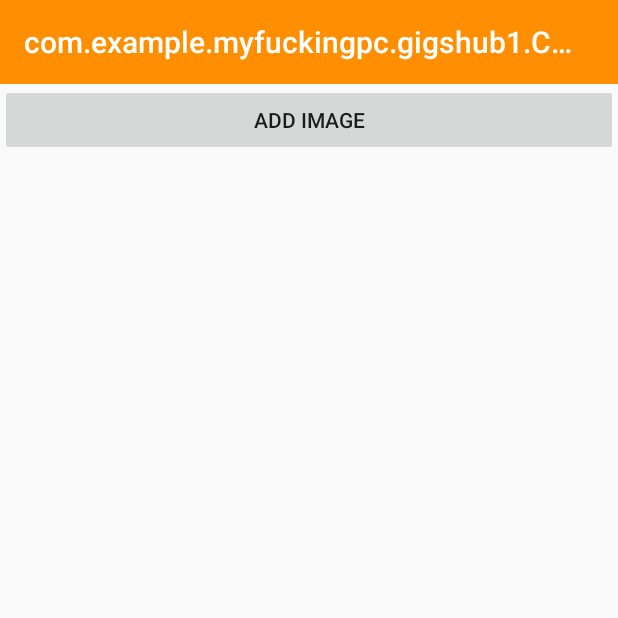
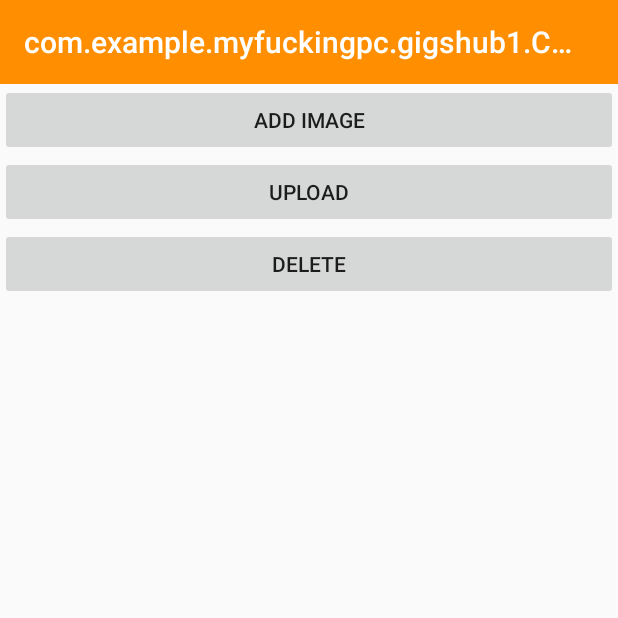
Before and after one commit to OrionKaito/GigsHub, an Android app: the screen it shows after launch (CreateActivity), on a phone screen of 412 x 824 dp, the top half of it. Run offline under Robolectric (Android 15) with nearby library versions, the phone set to English and light mode, and no system bars.

Commit message:
update api create, update event

```diff
--- /dev/null
+++ b/Mobile/Gigshub1/app/src/main/java/com/example/myfuckingpc/gigshub1/FileUploadService.java
@@ -0,0 +1,28 @@
+package com.example.myfuckingpc.gigshub1;
+
+import okhttp3.MultipartBody;
+import okhttp3.RequestBody;
+import okhttp3.ResponseBody;
+import retrofit2.Call;
+import retrofit2.http.Multipart;
+import retrofit2.http.POST;
+import retrofit2.http.Part;
+
+public interface FileUploadService {
+    @Multipart
+    @POST("/api/event/update")
+    Call<ResponseBody> upload(
+            @Part("Id")RequestBody id,
+            @Part("Name")RequestBody name,
+            @Part("Title")RequestBody title,
+            @Part("Location")RequestBody location,
+            @Part("Description")RequestBody description,
+            @Part("DateTime")RequestBody datetime,
+            @Part MultipartBody.Part img
+            );
+
+    @POST("/api/event/delete")
+    Call<ResponseBody> delete(
+
+    );
+}
--- a/Mobile/Gigshub1/app/src/main/res/layout/activity_create.xml
+++ b/Mobile/Gigshub1/app/src/main/res/layout/activity_create.xml
@@ -19,4 +19,17 @@
         android:layout_height="wrap_content"
         android:orientation="horizontal"
         android:layout_below="@id/btn_add_image" />
+    <Button
+        android:id="@+id/upload"
+        android:layout_below="@+id/rv_display_image"
+        android:layout_width="match_parent"
+        android:layout_height="wrap_content"
+        android:text="UPLOAD"
+        android:onClick="clickToUpload"/>
+    <Button
+        android:layout_below="@+id/upload"
+        android:layout_width="match_parent"
+        android:layout_height="wrap_content"
+        android:text="DELETE"
+        android:onClick="clickToDelete"/>
 </RelativeLayout>
```
Also changed, not shown: Mobile/Gigshub1/app/build.gradle (+8 -0 lines), Mobile/Gigshub1/app/src/main/java/com/example/myfuckingpc/gigshub1/ApiUtils.java (added, +14 -0 lines), Mobile/Gigshub1/app/src/main/java/com/example/myfuckingpc/gigshub1/CreateActivity.java (+73 -2 lines), Mobile/Gigshub1/app/src/main/java/com/example/myfuckingpc/gigshub1/ReadPath.java (added, +131 -0 lines), Mobile/Gigshub1/app/src/main/java/com/example/myfuckingpc/gigshub1/RetrofitClient.java (added, +45 -0 lines), Mobile/Gigshub1/app/src/main/java/com/example/myfuckingpc/gigshub1/ServiceGenerator.java (added, +22 -0 lines).
